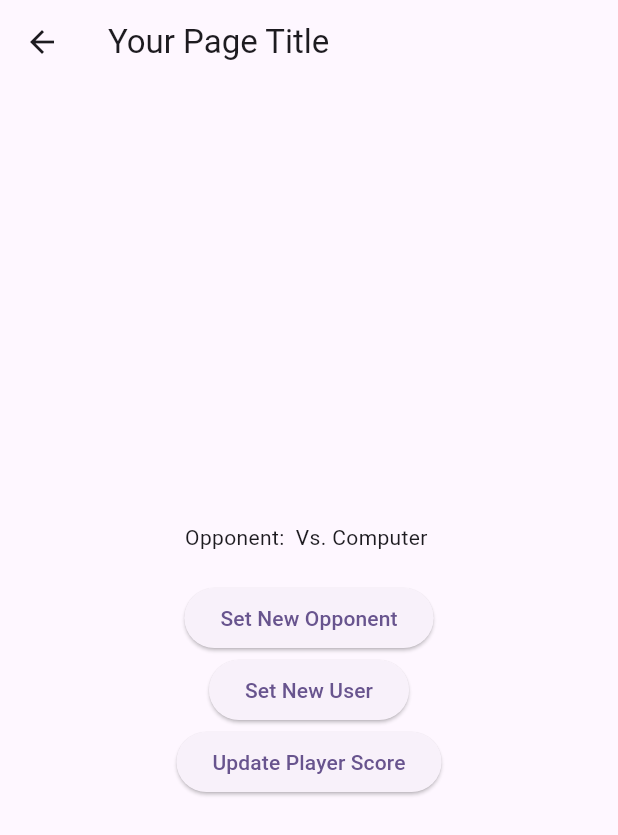
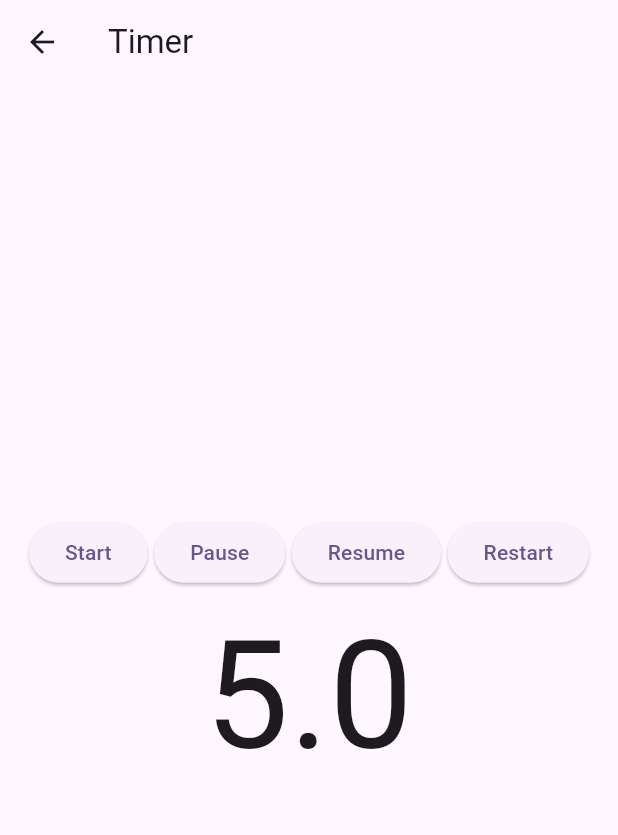
Before and after one commit to Laadnani/Poker_Chess_Android, a Flutter app: the screen it shows after launch, after a tap on "Custom Game", on a phone screen of 412 x 824 dp. Shown: the top 835 px of the screen. Run offline on Flutter 3.47's test engine with Material 3 defaults, Android fonts, the phone set to English and light mode, and no system bars; drawn by our look-alikes of timer_count_down; our stand-ins replace dropdown_button2; missing offline and left inert: bishop, dart:ffi, square_bishop, squares.

Commit message:
added the puzzle screen + adding a timer page to set next on the game page

```diff
--- a/poker_chess/lib/components.dart/mainbuttonns.dart
+++ b/poker_chess/lib/components.dart/mainbuttonns.dart
@@ -5,7 +5,7 @@ class MainButtons extends StatelessWidget {
   final String title;
   final String subtitle;
   final String chipsToWage;
-
+  final bool isDisabled;
   final dynamic ontaped;
 
 
@@ -14,6 +14,7 @@ class MainButtons extends StatelessWidget {
     required this.title,
     required this.subtitle,
     required this.chipsToWage,
+    required this.isDisabled,
     required  this.ontaped,
 
   });
@@ -22,21 +23,24 @@ class MainButtons extends StatelessWidget {
   Widget build(BuildContext context) {
     return
     Card(
-    shape: RoundedRectangleBorder(borderRadius: BorderRadius.circular(50)),
+      surfaceTintColor: Colors.white54,
+    shape: RoundedRectangleBorder(borderRadius: BorderRadius.circular(5)),
      margin: const EdgeInsets.symmetric(horizontal: 20, vertical: 10),
      elevation: 5,
      child:
       ElevatedButton(
-        onPressed: ontaped,
+        onPressed:  isDisabled? null : ontaped,
+       style: ElevatedButton.styleFrom(
+                    shape: RoundedRectangleBorder(
+                      borderRadius: BorderRadius.circular(5),
+                    )),
         child: Row(
 
           crossAxisAlignment: CrossAxisAlignment.center,
           mainAxisAlignment: MainAxisAlignment.center,
           children: [
 
-            const SizedBox(
-              child: Icon(Icons.arrow_back),
-            ),
+
             Column(
               crossAxisAlignment: CrossAxisAlignment.center,
               mainAxisAlignment: MainAxisAlignment.center,
--- a/poker_chess/lib/constants.dart
+++ b/poker_chess/lib/constants.dart
@@ -1,39 +1,41 @@
-
 import 'package:flutter/material.dart';
 
 class Constants {
-
-  static  String get _userid => "Player 1";
-  static  String  get _username => "username";
+  static String get _userid => "Player 1";
+  static String get _username => "username";
   static String get _vs => '';
 
-  set vs (String value)  {
+  set vs(String value) {
     value = _vs;
   }
 
-  static const String  stockfishpicture =   "assets/pictures/stockfish.png";
-  static const String  playerIcon = "assets/pictures/playerimage.jpg";
+// Time setters
+
+  static String get _time => '';
+
+  set time(String value) {
+    value = _time;
+  }
+
+  static const String stockfishpicture = "assets/pictures/stockfish.png";
+  static const String playerIcon = "assets/pictures/playerimage.jpg";
 
 // home page buttons
   static const String multiPlayerButtontitle = ' Multiplayer ';
-  static const String multiPlayerButtonsub = ' Multiplayer ';
-  static const String multiPlayerButtonchips = ' Multiplayer ';
-
+  static const String multiPlayerButtonsub = ' Coming Soon ';
+  static const String multiPlayerButtonchips = ' Coming Soon ';
 
   static const String vsComputerTitle = ' Vs. Computer ';
   static const String vsComputerSub = ' Vs. Computer ';
-  static const String vsComputerChips = ' Vs. Computer ';
-
+  static const String vsComputerChips = 'Challenge Computer ';
 
   static const String puzzlesTitle = ' Puzzles ';
   static const String puzzlesSub = ' Puzzles ';
   static const String puzzlesChips = ' Puzzles ';
 
-
   static const String customGameTitle = ' Custom Game ';
-  static const String customGameSub = ' Custom Game ';
-  static const String customGameChips = ' Custom Game ';
-
+  static const String customGameSub = ' Coming Soon ';
+  static const String customGameChips = ' Coming Soon';
 
   get userid => _userid;
   get username => _username;
@@ -48,11 +50,10 @@ static const String settingsScreen = '/screens/settings_page';
   static const String historyScreen = '/screens/history_games';
   static const String aboutScreen = '/screens/aboutPage';
   static const String vsComnpScreen = '/screens/vsComputer';
+  static const String timer = '/testers/timer';
 }
 
-
 class FontConstants {
-
   static double fweight_Title = 35;
   static double fweight_SubTitle = 20;
   static double fweight_Chips = 15;
--- a/poker_chess/lib/main.dart
+++ b/poker_chess/lib/main.dart
@@ -6,8 +6,10 @@ import 'package:poker_chess/providers/player_controller.dart';
 import 'package:poker_chess/screens/customParty.dart';
 import 'package:poker_chess/screens/gamepage.dart';
 import 'package:poker_chess/screens/home_page.dart';
+import 'package:poker_chess/screens/puzzlePage.dart';
 import 'package:poker_chess/screens/vscomputer.dart';
 import 'package:poker_chess/providers/setting_controller.dart';
+import 'package:poker_chess/testers/timer.dart';
 import 'package:provider/provider.dart';
 
 
@@ -42,8 +44,11 @@ class MyApp extends StatelessWidget {
       routes: {
         Constants.homeScreen: (context) => const HomePage(),
         Constants.gameScreen: (context) => const Gamepage(),
+        Constants.puzzleScreen: (context) => const PuzzleScreen(),
         Constants.customgameScreen: (context) => const CustomgameScreen(),
         Constants.vsComnpScreen: (context) => const VsComnpcScreen(),
+        Constants.timer: (context) =>  MyTimer(),
+
       },
     );
   }
--- a/poker_chess/lib/screens/home_page.dart
+++ b/poker_chess/lib/screens/home_page.dart
@@ -29,6 +29,9 @@ class HomePageState extends State<HomePage> {
           crossAxisAlignment: CrossAxisAlignment.stretch,
           mainAxisAlignment: MainAxisAlignment.center,
           children: [
+            const SizedBox(
+              height: 20,
+            ),
             Expanded(
               flex: 10,
               child: ListView(
@@ -36,19 +39,23 @@ class HomePageState extends State<HomePage> {
                     const EdgeInsets.symmetric(horizontal: 8.0, vertical: 25.0),
                 children:  [
                   MainButtons(
+                      isDisabled: true,
                       title: Constants.multiPlayerButtontitle,
                       subtitle: Constants.multiPlayerButtonsub,
                       chipsToWage: Constants.multiPlayerButtonchips,
                       ontaped: () {
                         gameController.opponentvalue = Constants.multiPlayerButtontitle;
                         // Navigate to home page
-                        Navigator.pushNamed(context, Constants.multiplayerScreen);
+                       const AlertDialog(
+                          title: Text('Coming Soon'),
+                        );
                       }
                        ),
                   MainButtons(
                     title: Constants.vsComputerTitle,
                     subtitle: Constants.vsComputerSub,
                     chipsToWage: Constants.vsComputerChips,
+                    isDisabled: false,
                      ontaped: () {
                         gameController.opponentvalue = Constants.vsComputerTitle;
                         // Navigate to home page
@@ -56,9 +63,10 @@ class HomePageState extends State<HomePage> {
                       }
                   ),
                   MainButtons(
+                    isDisabled: false,
                     title: Constants.puzzlesTitle,
                     subtitle: Constants.puzzlesSub,
-                    chipsToWage: Constants.vsComputerChips,
+                    chipsToWage: Constants.puzzlesChips,
                      ontaped: () {
                         gameController.opponentvalue = Constants.vsComputerTitle;
                         // Navigate to home page
@@ -66,13 +74,14 @@ class HomePageState extends State<HomePage> {
                       }
                   ),
                   MainButtons(
+                    isDisabled: false,
                     title: Constants.customGameTitle,
                     subtitle: Constants.customGameSub,
                     chipsToWage: Constants.customGameChips,
                      ontaped: () {
                         gameController.opponentvalue = Constants.vsComputerTitle;
                         // Navigate to home page
-                        Navigator.pushNamed(context, Constants.customgameScreen);
+                        Navigator.pushNamed(context, Constants.timer);
                       }
                   ),
                 ],
--- /dev/null
+++ b/poker_chess/lib/testers/timer.dart
@@ -0,0 +1,105 @@
+import 'package:flutter/material.dart';
+import 'package:timer_count_down/timer_controller.dart';
+import 'package:timer_count_down/timer_count_down.dart';
+
+
+class MyTimer extends StatefulWidget {
+  ///
+  /// AppBar title
+  ///
+  final String title = 'Timer';
+
+  /// Home page
+  MyTimer({
+    Key? key,
+
+  }) : super(key: key);
+
+  @override
+  _MyTimerState createState() => _MyTimerState();
+}
+
+///
+/// Page state
+///
+class _MyTimerState extends State<MyTimer> {
+  // Controller
+  final CountdownController _controller =
+      new CountdownController(autoStart: true);
+
+  @override
+  Widget build(BuildContext context) {
+    return Scaffold(
+      appBar: AppBar(
+        title: Text(
+          widget.title,
+        ),
+      ),
+      body: Padding(
+        padding: const EdgeInsets.all(5),
+        child: Column(
+          mainAxisAlignment: MainAxisAlignment.center,
+          crossAxisAlignment: CrossAxisAlignment.center,
+          children: <Widget>[
+            Container(
+              padding: const EdgeInsets.symmetric(
+                horizontal: 10,
+              ),
+              child: Row(
+                mainAxisAlignment: MainAxisAlignment.spaceEvenly,
+                children: <Widget>[
+                  // Start
+                  ElevatedButton(
+                    child: Text('Start'),
+                    onPressed: () {
+                      _controller.start();
+                    },
+                  ),
+                  // Pause
+                  ElevatedButton(
+                    child: Text('Pause'),
+                    onPressed: () {
+                      _controller.pause();
+                    },
+                  ),
+                  // Resume
+                  ElevatedButton(
+                    child: Text('Resume'),
+                    onPressed: () {
+                      _controller.resume();
+                    },
+                  ),
+                  // Stop
+                  ElevatedButton(
+                    child: Text('Restart'),
+                    onPressed: () {
+                      _controller.restart();
+                    },
+                  ),
+                ],
+              ),
+            ),
+            Countdown(
+              controller: _controller,
+              seconds: 5,
+              build: (_, double time) => Text(
+                time.toString(),
+                style: TextStyle(
+                  fontSize: 100,
+                ),
+              ),
+              interval: Duration(milliseconds: 100),
+              onFinished: () {
+                ScaffoldMessenger.of(context).showSnackBar(
+                  SnackBar(
+                    content: Text('Timer is done!'),
+                  ),
+                );
+              },
+            ),
+          ],
+        ),
+      ),
+    );
+  }
+}
--- a/poker_chess/pubspec.yaml
+++ b/poker_chess/pubspec.yaml
@@ -39,8 +39,8 @@ dependencies:
   squares: ^1.2.1
   square_bishop: ^0.3.0
   provider: ^6.1.2
-  flutter_timer_widget: ^0.0.2
   dropdown_button2: ^2.3.9
+  timer_count_down: ^2.2.2
 
 dev_dependencies:
   flutter_test:
```
Also changed, not shown: poker_chess/lib/components.dart/gamepicker.dart (+13 -5 lines), poker_chess/lib/components.dart/player_ingame_card.dart (+96 -7 lines), poker_chess/lib/providers/game_controller.dart (+61 -1 lines), poker_chess/lib/screens/gamepage.dart (+31 -7 lines), poker_chess/lib/screens/puzzlePage.dart (added, +56 -0 lines), poker_chess/pubspec.lock. Lines whose indentation alone changed are shown as unchanged.
